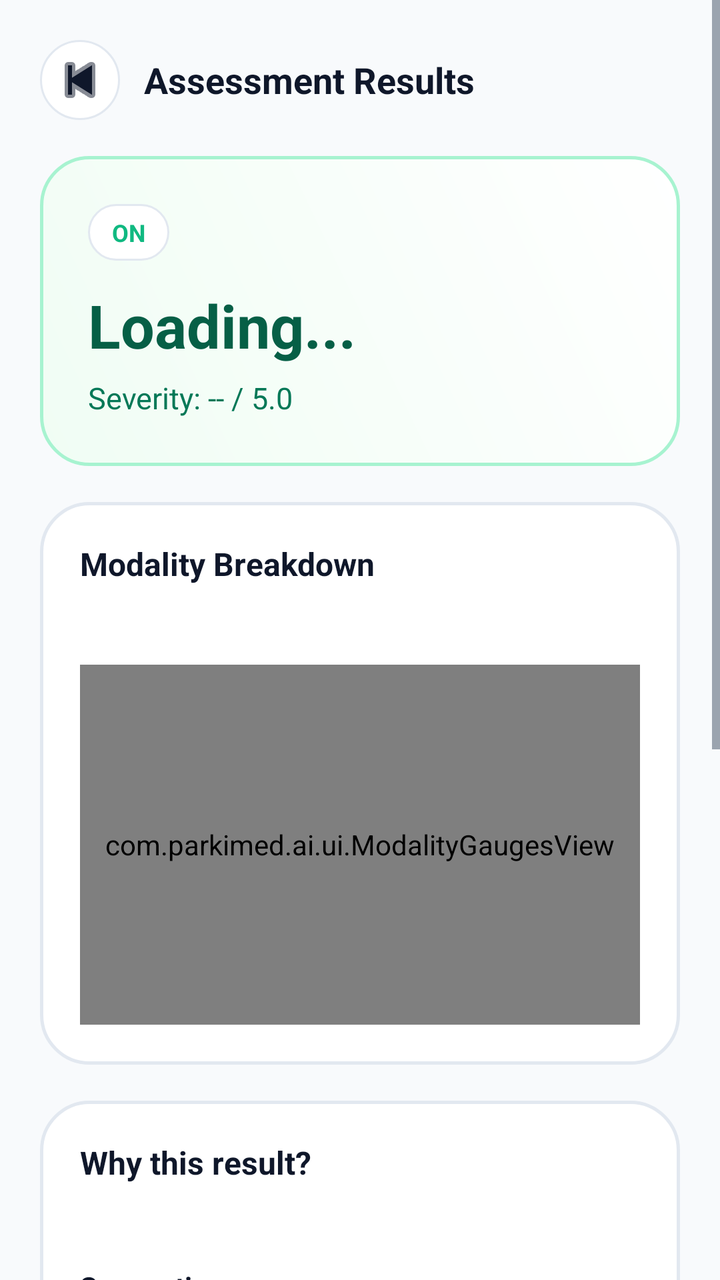
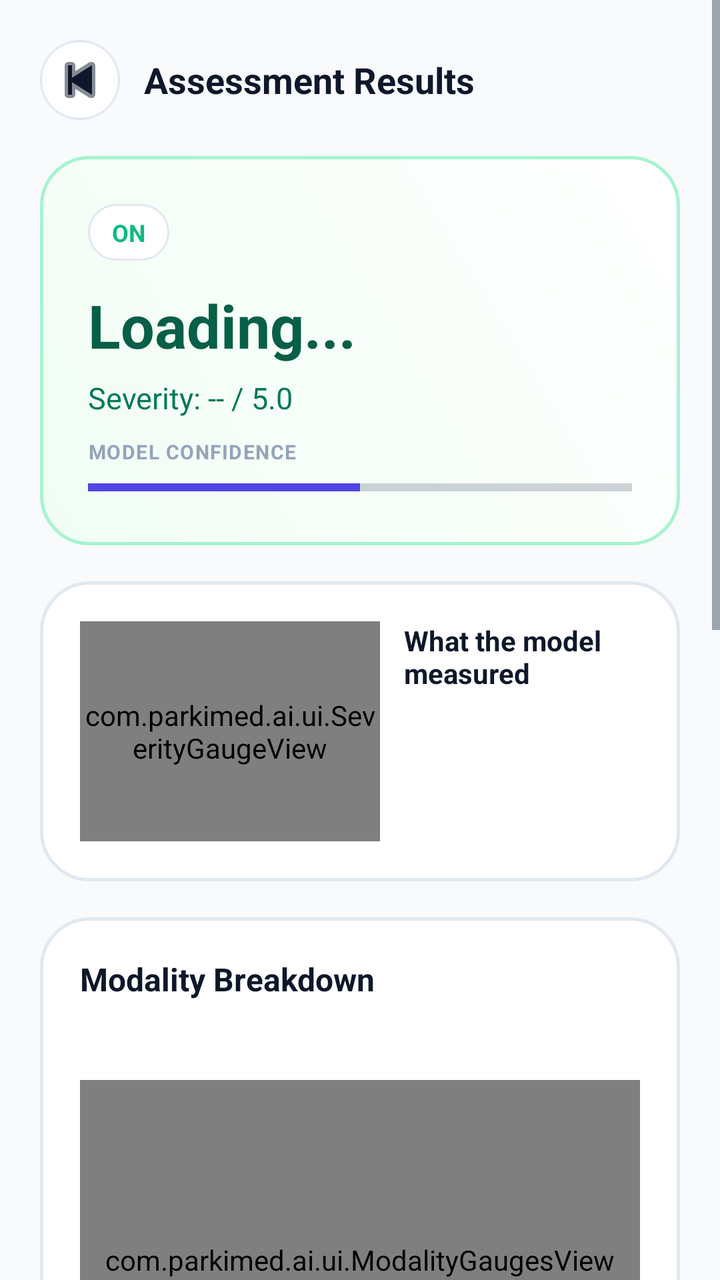

An Android layout rendered at two revisions. The XML below is the earlier revision; the diff shows what the commit changed to produce the second picture.
<!-- AndroidManifest.xml: application theme Theme.ParkiMed -->
<!-- res/layout/activity_results.xml -->
<?xml version="1.0" encoding="utf-8"?>
<ScrollView xmlns:android="http://schemas.android.com/apk/res/android"
    xmlns:app="http://schemas.android.com/apk/res-auto"
    android:layout_width="match_parent"
    android:layout_height="match_parent"
    android:background="@color/bg"
    android:fillViewport="true">

    <LinearLayout
        android:layout_width="match_parent"
        android:layout_height="wrap_content"
        android:orientation="vertical"
        android:padding="20dp">

        <LinearLayout
            android:layout_width="match_parent"
            android:layout_height="wrap_content"
            android:gravity="center_vertical"
            android:orientation="horizontal">

            <ImageButton
                android:id="@+id/btnBack"
                android:layout_width="40dp"
                android:layout_height="40dp"
                android:background="@drawable/bg_card"
                android:contentDescription="Back"
                android:src="@android:drawable/ic_media_previous"
                app:tint="@color/text_primary" />

            <TextView
                android:layout_width="0dp"
                android:layout_height="wrap_content"
                android:layout_marginStart="12dp"
                android:layout_weight="1"
                android:text="Assessment Results"
                android:textColor="@color/text_primary"
                android:textSize="18sp"
                android:textStyle="bold" />
        </LinearLayout>

        <LinearLayout
            android:id="@+id/cardResult"
            android:layout_width="match_parent"
            android:layout_height="wrap_content"
            android:layout_marginTop="18dp"
            android:background="@drawable/bg_on_state"
            android:orientation="vertical"
            android:padding="24dp">

            <TextView
                android:id="@+id/tvStateChip"
                android:layout_width="wrap_content"
                android:layout_height="wrap_content"
                android:background="@drawable/bg_card"
                android:paddingHorizontal="12dp"
                android:paddingVertical="6dp"
                android:text="ON"
                android:textColor="@color/state_on"
                android:textSize="12sp"
                android:textStyle="bold" />

            <TextView
                android:id="@+id/tvResult"
                android:layout_width="match_parent"
                android:layout_height="wrap_content"
                android:layout_marginTop="12dp"
                android:text="Loading..."
                android:textColor="#065F46"
                android:textSize="30sp"
                android:textStyle="bold" />

            <TextView
                android:id="@+id/tvSeverityBig"
                android:layout_width="match_parent"
                android:layout_height="wrap_content"
                android:layout_marginTop="6dp"
                android:text="Severity: -- / 5.0"
                android:textColor="#047857"
                android:textSize="15sp" />
        </LinearLayout>

        <LinearLayout
            android:layout_width="match_parent"
            android:layout_height="wrap_content"
            android:layout_marginTop="18dp"
            android:background="@drawable/bg_card_rounded"
            android:orientation="vertical"
            android:padding="20dp">

            <TextView
                android:layout_width="match_parent"
                android:layout_height="wrap_content"
                android:text="Modality Breakdown"
                android:textColor="@color/text_primary"
                android:textSize="16sp"
                android:textStyle="bold" />

            <TextView
                android:id="@+id/tvResultDetail"
                android:layout_width="match_parent"
                android:layout_height="wrap_content"
                android:layout_marginTop="10dp"
                android:lineSpacingExtra="4dp"
                android:textColor="@color/text_secondary"
                android:textSize="13sp" />

            <com.parkimed.ai.ui.ModalityGaugesView
                android:id="@+id/gauges"
                android:layout_width="match_parent"
                android:layout_height="180dp"
                android:layout_marginTop="12dp" />
        </LinearLayout>

        <LinearLayout
            android:id="@+id/cardExplanation"
            android:layout_width="match_parent"
            android:layout_height="wrap_content"
            android:layout_marginTop="18dp"
            android:background="@drawable/bg_card_rounded"
            android:orientation="vertical"
            android:padding="20dp">

            <TextView
                android:layout_width="match_parent"
                android:layout_height="wrap_content"
                android:text="Why this result?"
                android:textColor="@color/text_primary"
                android:textSize="16sp"
                android:textStyle="bold" />

            <TextView
                android:id="@+id/txtWhy"
                android:layout_width="match_parent"
                android:layout_height="wrap_content"
                android:layout_marginTop="10dp"
                android:lineSpacingExtra="4dp"
                android:textColor="@color/text_secondary"
                android:textSize="13sp" />

            <TextView
                android:id="@+id/txtAiNarrative"
                android:layout_width="match_parent"
                android:layout_height="wrap_content"
                android:layout_marginTop="10dp"
                android:background="@drawable/bg_pill_primary"
                android:lineSpacingExtra="4dp"
                android:padding="12dp"
                android:textColor="@color/text_secondary"
                android:textSize="13sp"
                android:visibility="gone" />

            <TextView
                android:layout_width="match_parent"
                android:layout_height="wrap_content"
                android:layout_marginTop="14dp"
                android:text="Suggestions"
                android:textColor="@color/text_primary"
                android:textSize="14sp"
                android:textStyle="bold" />

            <TextView
                android:id="@+id/txtSuggestions"
                android:layout_width="match_parent"
                android:layout_height="wrap_content"
                android:layout_marginTop="6dp"
                android:lineSpacingExtra="4dp"
                android:textColor="@color/text_secondary"
                android:textSize="13sp" />
        </LinearLayout>

        <LinearLayout
            android:layout_width="match_parent"
            android:layout_height="wrap_content"
            android:layout_marginTop="18dp"
            android:background="@drawable/bg_card_rounded"
            android:orientation="vertical"
            android:padding="20dp">

            <TextView
                android:layout_width="match_parent"
                android:layout_height="wrap_content"
                android:letterSpacing="0.05"
                android:text="SEVERITY TREND"
                android:textAllCaps="true"
                android:textColor="@color/text_muted"
                android:textSize="11sp"
                android:textStyle="bold" />

            <com.parkimed.ai.ui.SeverityTrendView
                android:id="@+id/trendChart"
                android:layout_width="match_parent"
                android:layout_height="220dp"
                android:layout_marginTop="12dp" />
        </LinearLayout>

        <com.google.android.material.button.MaterialButton
            android:id="@+id/btnViewHistory"
            style="@style/Widget.Material3.Button.OutlinedButton"
            android:layout_width="match_parent"
            android:layout_height="54dp"
            android:layout_marginTop="18dp"
            android:text="View Full History"
            android:textAllCaps="false"
            android:textColor="@color/text_primary"
            app:cornerRadius="16dp"
            app:strokeColor="@color/surface_border" />
    </LinearLayout>
</ScrollView>
<!-- resources referenced by this layout -->
<resources>
  <color name="bg">#F8FAFC</color>
  <color name="state_on">#10B981</color>
  <color name="surface_border">#E2E8F0</color>
  <color name="text_muted">#94A3B8</color>
  <color name="text_primary">#0F172A</color>
  <color name="text_secondary">#475569</color>
  <!-- drawable bg_card (drawable) -->
  <?xml version="1.0" encoding="utf-8"?>
  <shape xmlns:android="http://schemas.android.com/apk/res/android">
      <solid android:color="@color/card" />
      <corners android:radius="20dp" />
      <stroke android:width="1dp" android:color="@color/surface_border" />
  </shape>
  <!-- drawable bg_card_rounded (drawable) -->
  <?xml version="1.0" encoding="utf-8"?>
  <shape xmlns:android="http://schemas.android.com/apk/res/android">
      <solid android:color="@color/card" />
      <corners android:radius="24dp" />
      <stroke android:width="1.5dp" android:color="@color/surface_border" />
  </shape>
  <!-- drawable bg_on_state (drawable) -->
  <?xml version="1.0" encoding="utf-8"?>
  <shape xmlns:android="http://schemas.android.com/apk/res/android">
      <gradient
          android:angle="45"
          android:startColor="#F0FDF4"
          android:endColor="#FFFFFF"
          android:type="linear" />
      <corners android:radius="24dp" />
      <stroke android:width="1.5dp" android:color="@color/state_on_border" />
  </shape>
  <!-- drawable bg_pill_primary (drawable) -->
  <?xml version="1.0" encoding="utf-8"?>
  <shape xmlns:android="http://schemas.android.com/apk/res/android">
      <solid android:color="@color/primary_light" />
      <corners android:radius="20dp" />
      <stroke android:width="1dp" android:color="#C7D2FE" />
  </shape>
  <style name="Theme.ParkiMed" parent="Theme.Material3.Light.NoActionBar">
          <item name="colorPrimary">@color/primary</item>
          <item name="colorOnPrimary">@color/card</item>
          <item name="colorSecondary">@color/accent</item>
          <item name="android:colorBackground">@color/bg</item>
          <item name="android:statusBarColor">@color/bg</item>
          <item name="android:windowLightStatusBar">true</item>
          <item name="android:navigationBarColor">@color/bg</item>
          <item name="android:windowLightNavigationBar">true</item>
          <item name="android:textColorPrimary">@color/text_primary</item>
          <item name="android:textColorSecondary">@color/text_secondary</item>
      </style>
  <color name="card">#FFFFFF</color>
  <color name="state_on_border">#A7F3D0</color>
  <color name="primary_light">#EEF2FF</color>
  <color name="primary">#4F46E5</color>
  <color name="accent">#0EA5E9</color>
</resources>

<!-- the commit's change to res/layout/activity_results.xml (unified diff, before → after) -->
@@ -77,6 +77,66 @@
                 android:text="Severity: -- / 5.0"
                 android:textColor="#047857"
                 android:textSize="15sp" />
+
+            <TextView
+                android:layout_width="match_parent"
+                android:layout_height="wrap_content"
+                android:layout_marginTop="10dp"
+                android:letterSpacing="0.05"
+                android:text="MODEL CONFIDENCE"
+                android:textAllCaps="true"
+                android:textColor="@color/text_muted"
+                android:textSize="10sp"
+                android:textStyle="bold" />
+
+            <ProgressBar
+                android:id="@+id/confBar"
+                style="?android:attr/progressBarStyleHorizontal"
+                android:layout_width="match_parent"
+                android:layout_height="10dp"
+                android:layout_marginTop="6dp"
+                android:max="100"
+                android:progress="50"
+                android:progressTint="@color/primary" />
+        </LinearLayout>
+
+        <LinearLayout
+            android:layout_width="match_parent"
+            android:layout_height="wrap_content"
+            android:layout_marginTop="18dp"
+            android:background="@drawable/bg_card_rounded"
+            android:orientation="horizontal"
+            android:padding="20dp">
+
+            <com.parkimed.ai.ui.SeverityGaugeView
+                android:id="@+id/gaugeResult"
+                android:layout_width="150dp"
+                android:layout_height="110dp" />
+
+            <LinearLayout
+                android:layout_width="0dp"
+                android:layout_height="wrap_content"
+                android:layout_marginStart="12dp"
+                android:layout_weight="1"
+                android:orientation="vertical">
+
+                <TextView
+                    android:layout_width="match_parent"
+                    android:layout_height="wrap_content"
+                    android:text="What the model measured"
+                    android:textColor="@color/text_primary"
+                    android:textSize="14sp"
+                    android:textStyle="bold" />
+
+                <TextView
+                    android:id="@+id/tvMeasured"
+                    android:layout_width="match_parent"
+                    android:layout_height="wrap_content"
+                    android:layout_marginTop="6dp"
+                    android:lineSpacingExtra="3dp"
+                    android:textColor="@color/text_secondary"
+                    android:textSize="12sp" />
+            </LinearLayout>
         </LinearLayout>
 
         <LinearLayout
